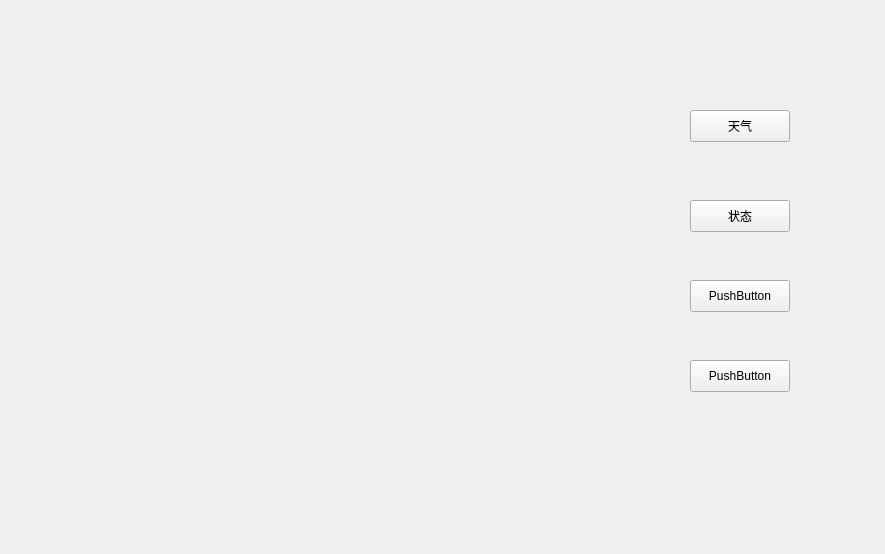
Areay7/vehicle_mounted_system, file weather/mainwidget.ui: the form before one commit.
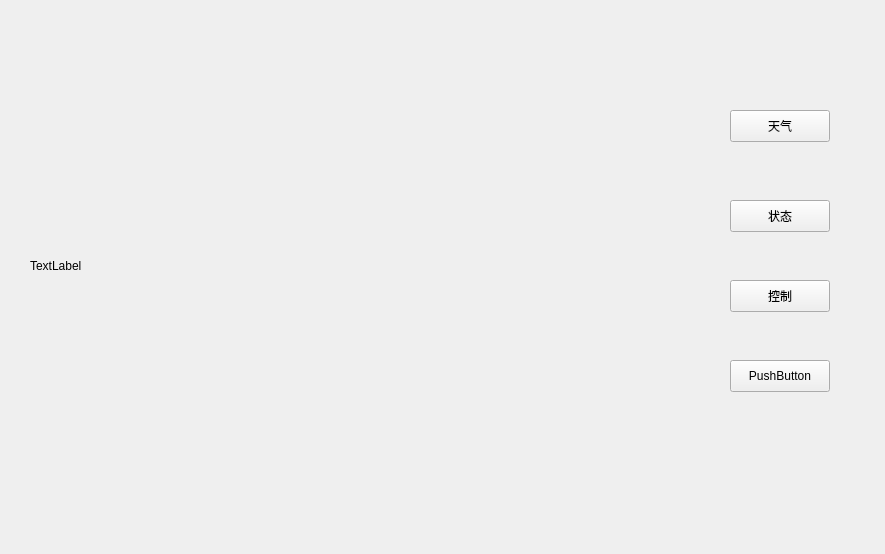
The form after the commit.

```diff
--- a/weather/mainwidget.ui
+++ b/weather/mainwidget.ui
@@ -16,7 +16,7 @@
   <widget class="QPushButton" name="btnOpenWeatherWindow">
    <property name="geometry">
     <rect>
-     <x>690</x>
+     <x>730</x>
      <y>110</y>
      <width>100</width>
      <height>32</height>
@@ -29,7 +29,7 @@
   <widget class="QPushButton" name="btnOpenSituationWindow">
    <property name="geometry">
     <rect>
-     <x>690</x>
+     <x>730</x>
      <y>200</y>
      <width>100</width>
      <height>32</height>
@@ -42,20 +42,20 @@
   <widget class="QPushButton" name="pushButton_3">
    <property name="geometry">
     <rect>
-     <x>690</x>
+     <x>730</x>
      <y>280</y>
      <width>100</width>
      <height>32</height>
     </rect>
    </property>
    <property name="text">
-    <string>PushButton</string>
+    <string>控制</string>
    </property>
   </widget>
   <widget class="QPushButton" name="pushButton_4">
    <property name="geometry">
     <rect>
-     <x>690</x>
+     <x>730</x>
      <y>360</y>
      <width>100</width>
      <height>32</height>
@@ -65,6 +65,19 @@
     <string>PushButton</string>
    </property>
   </widget>
+  <widget class="QLabel" name="label">
+   <property name="geometry">
+    <rect>
+     <x>30</x>
+     <y>80</y>
+     <width>671</width>
+     <height>371</height>
+    </rect>
+   </property>
+   <property name="text">
+    <string>TextLabel</string>
+   </property>
+  </widget>
  </widget>
  <resources/>
  <connections/>
```
Left out of the diff: 4 changed lines with no effect on the pictures.
